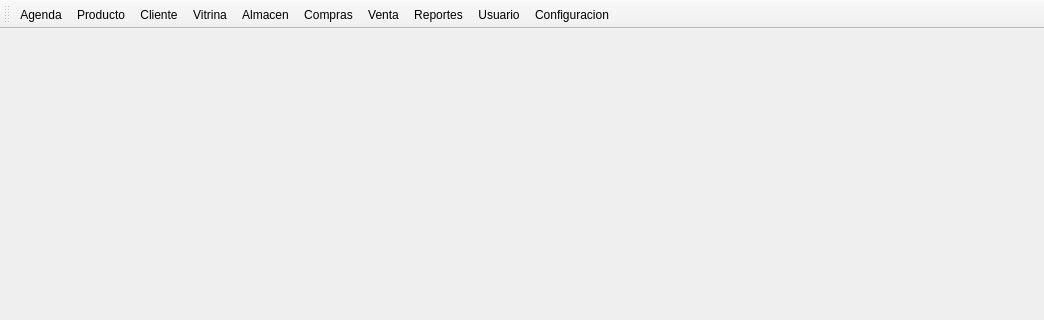
First picture: the form in mainwindow.ui, repository rodety/Jireh, before the edit; both pictures show x 0 to 1044 and y 0 to 320 of the 1044 by 518 pixel window.
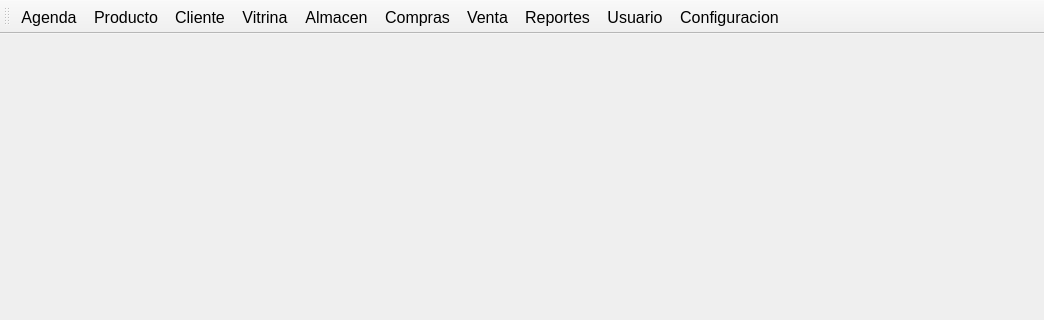
Second picture: the form after the edit. Icons and pictures are not drawn.

What changed in the file:
```diff
--- a/mainwindow.ui
+++ b/mainwindow.ui
@@ -10,6 +10,11 @@
     <height>518</height>
    </rect>
   </property>
+  <property name="font">
+   <font>
+    <pointsize>12</pointsize>
+   </font>
+  </property>
   <property name="mouseTracking">
    <bool>false</bool>
   </property>
```
Left out of the diff: 2 changed lines with no effect on the pictures.
